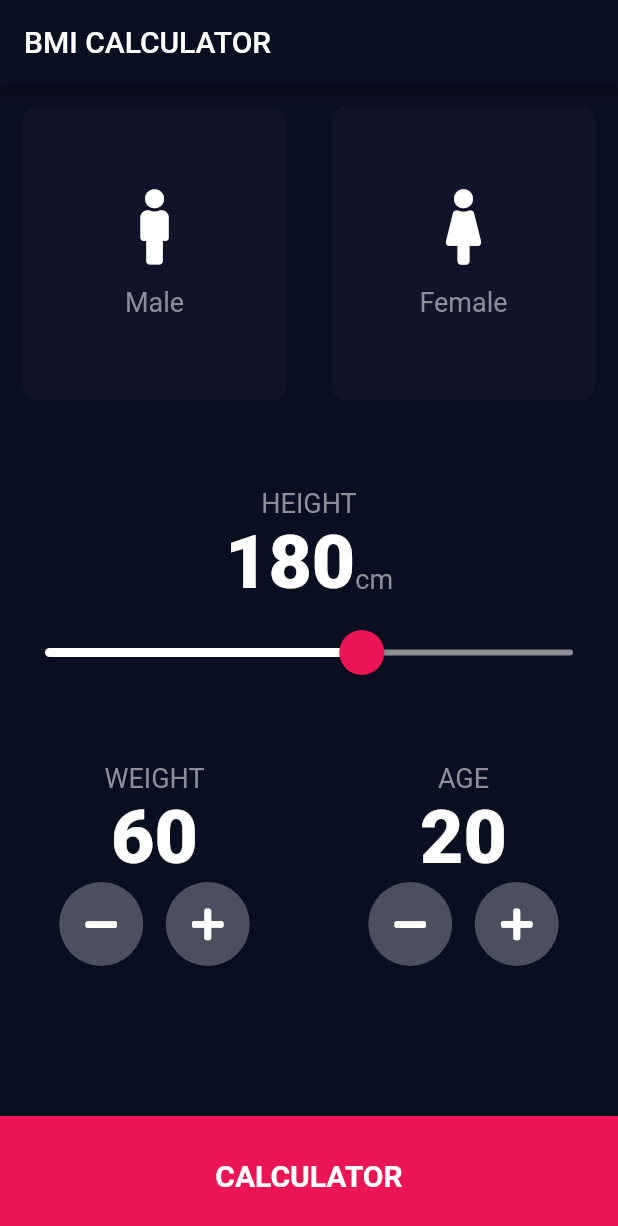
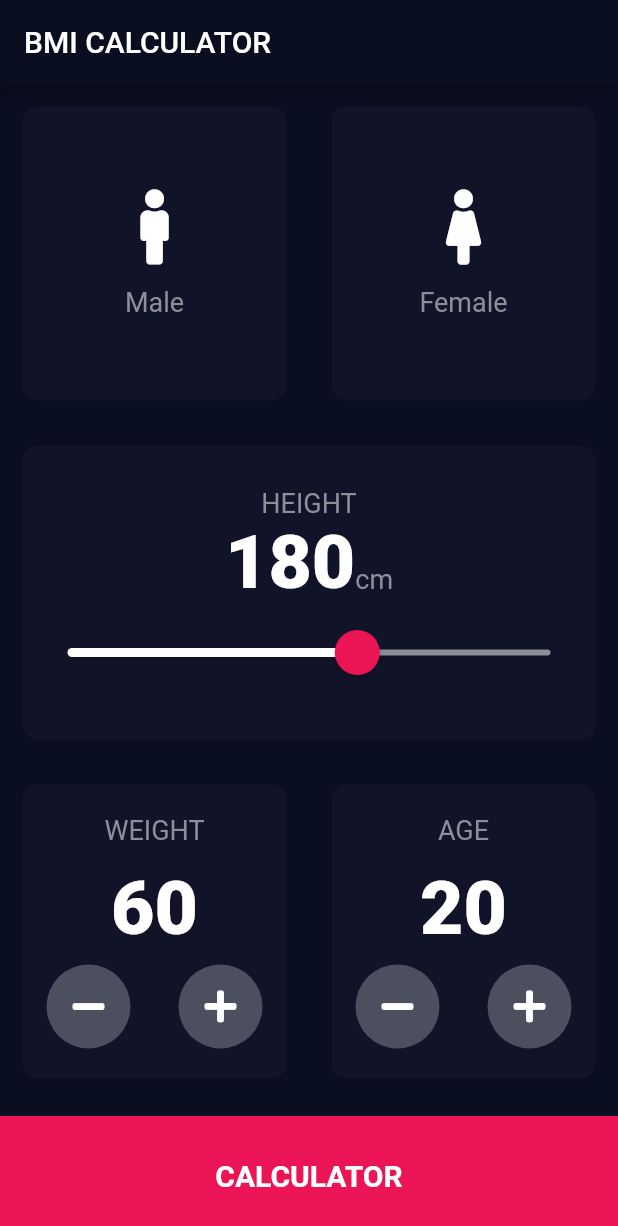
Before and after one commit to shiwam77/bmicalculator, a Flutter app: the screen it shows after launch, on a phone screen of 412 x 824 dp. Shown: the top 1226 px of the screen. Run offline on Flutter 3.47's test engine with Material 2 defaults, Android fonts, the phone set to English and light mode, and no system bars; our stand-ins replace font_awesome_flutter.

Commit message:
Bit Changed In Input Screen Ui

```diff
--- a/lib/input_page.dart
+++ b/lib/input_page.dart
@@ -72,7 +72,9 @@ class _InputPageState extends State<InputPage> {
               ),
             ),
             Expanded(
-              child: Column(
+              child: Resuablecard(
+                color: inactivecardcolour,
+                cardChild: Column(
                   mainAxisAlignment: MainAxisAlignment.center,
                   children: [
                     Text('HEIGHT',
@@ -124,27 +126,38 @@ class _InputPageState extends State<InputPage> {
                   ],
                 ),
               ),
+            ),
             Expanded(
               child: Row(
                 children: [
                   Expanded(
+                    child: Resuablecard(
+                      color: inactivecardcolour,
+                      cardChild: Padding(
+                        padding: EdgeInsets.fromLTRB(0, 20, 0, 20),
                         child: Column(
                           crossAxisAlignment: CrossAxisAlignment.center,
                           children: [
-                      Text('WEIGHT',
+                            Expanded(
+                              child: Text('WEIGHT',
                                   style: TextStyle(
                                     fontSize: 18,
                                     color: Color(0xFF8D8E98),
                                   )),
-                      Text('$weight',
+                            ),
+                            Expanded(
+                              flex: 2,
+                              child: Text('$weight',
                                   style: TextStyle(
                                     fontSize: 50,
                                     fontWeight: FontWeight.w900,
                                   )),
+                            ),
                             Row(
                               mainAxisAlignment: MainAxisAlignment.center,
                               children: [
-                          RoundedIconButton(
+                                Expanded(
+                                  child: RoundedIconButton(
                                     icon: FontAwesomeIcons.minus,
                                     onPressed: () {
                                       setState(() {
@@ -152,10 +165,9 @@ class _InputPageState extends State<InputPage> {
                                       });
                                     },
                                   ),
-                          SizedBox(
-                            width: 15.0,
                                 ),
-                          RoundedIconButton(
+                                Expanded(
+                                  child: RoundedIconButton(
                                     icon: FontAwesomeIcons.plus,
                                     onPressed: () {
                                       setState(() {
@@ -163,30 +175,45 @@ class _InputPageState extends State<InputPage> {
                                       });
                                     },
                                   ),
+                                ),
                               ],
                             ),
                           ],
-                  )),
+                        ),
+                      ),
+                    ),
+                  ),
                   Expanded(
+                    child: Resuablecard(
+                      color: inactivecardcolour,
+                      cardChild: Padding(
+                        padding: EdgeInsets.fromLTRB(0, 20, 0, 20),
                         child: Column(
+                          mainAxisAlignment: MainAxisAlignment.spaceAround,
                           crossAxisAlignment: CrossAxisAlignment.center,
                           children: [
-                      Text('AGE',
+                            Expanded(
+                              child: Text('AGE',
                                   style: TextStyle(
                                     fontSize: 18,
                                     color: Color(0xFF8D8E98),
                                   )),
-                      Text(
+                            ),
+                            Expanded(
+                              flex: 2,
+                              child: Text(
                                 '$age',
                                 style: TextStyle(
                                   fontSize: 50,
                                   fontWeight: FontWeight.w900,
                                 ),
                               ),
+                            ),
                             Row(
-                        mainAxisAlignment: MainAxisAlignment.center,
+                              mainAxisAlignment: MainAxisAlignment.spaceEvenly,
                               children: [
-                          RoundedIconButton(
+                                Expanded(
+                                  child: RoundedIconButton(
                                     icon: FontAwesomeIcons.minus,
                                     onPressed: () {
                                       setState(() {
@@ -194,10 +221,9 @@ class _InputPageState extends State<InputPage> {
                                       });
                                     },
                                   ),
-                          SizedBox(
-                            width: 15.0,
                                 ),
-                          RoundedIconButton(
+                                Expanded(
+                                  child: RoundedIconButton(
                                     icon: FontAwesomeIcons.plus,
                                     onPressed: () {
                                       setState(() {
@@ -205,10 +231,14 @@ class _InputPageState extends State<InputPage> {
                                       });
                                     },
                                   ),
+                                ),
                               ],
                             ),
                           ],
-                  ))
+                        ),
+                      ),
+                    ),
+                  )
                 ],
               ),
             ),
```
Lines whose indentation alone changed are shown as unchanged.
